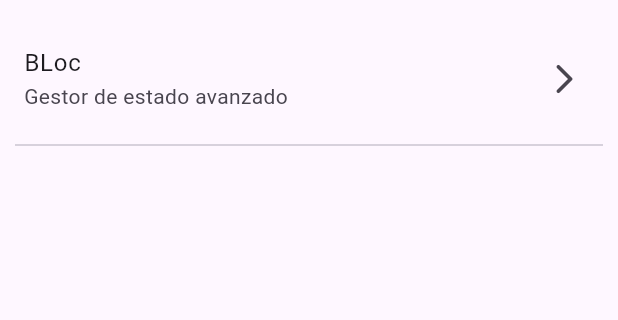
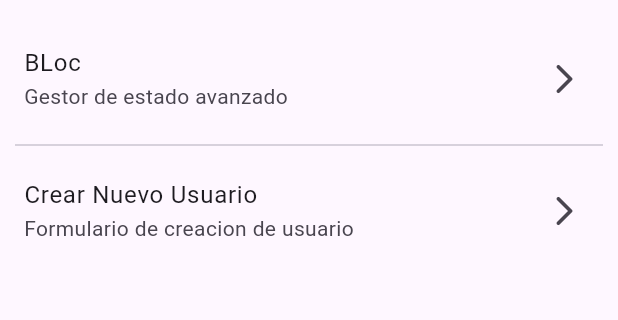
Before and after one commit to josuearroliga/BLoc-Cubits, a Flutter app: the screen it shows after launch, on a phone screen of 412 x 824 dp, the part 83-403 px from its top. Run offline on Flutter 3.47's test engine with Material 3 defaults, Android fonts, the phone set to English and light mode, and no system bars; our stand-ins replace bloc, equatable, flutter_bloc, go_router.

```diff
--- /dev/null
+++ b/devtools_options.yaml
@@ -0,0 +1,3 @@
+description: This file stores settings for Dart & Flutter DevTools.
+documentation: https://docs.flutter.dev/tools/devtools/extensions#configure-extension-enablement-states
+extensions:
--- a/lib/config/routers/app_router.dart
+++ b/lib/config/routers/app_router.dart
@@ -15,4 +15,8 @@
     path: '/bloc',
     builder: (context, state) => const BlocCounterScreen(),
   ),
+  GoRoute(
+    path: '/register-page',
+    builder: (context, state) => const RegisterScreen(),
+  ),
 ]);
--- a/lib/presentation/barrel.dart
+++ b/lib/presentation/barrel.dart
@@ -1,3 +1,4 @@
 export 'package:formsapp/presentation/screens/home_screen.dart';
 export 'package:formsapp/presentation/screens/cubit_counter_screen.dart';
 export 'package:formsapp/presentation/screens/bloc_counter_screen.dart';
+export 'package:formsapp/presentation/screens/register_screen.dart';
--- a/lib/presentation/screens/home_screen.dart
+++ b/lib/presentation/screens/home_screen.dart
@@ -28,6 +28,12 @@
             padding: EdgeInsets.symmetric(horizontal: 10),
             child: Divider(),
           ),
+          ListTile(
+            trailing: const Icon(Icons.arrow_forward_ios_rounded),
+            title: const Text('Crear Nuevo Usuario'),
+            subtitle: const Text('Formulario de creacion de usuario'),
+            onTap: () => context.push('/register-page'), //TODO
+          ),
         ],
       )),
     );
```
Also changed, not shown: lib/presentation/screens/register_screen.dart (added, +38 -0 lines).
